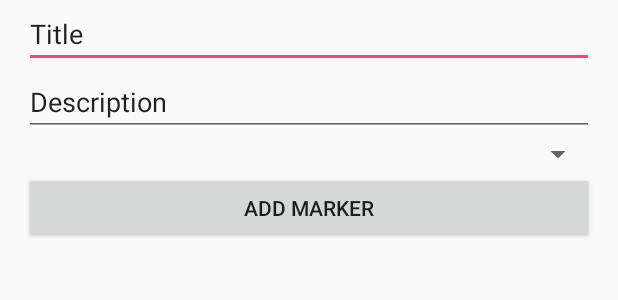
After one commit to lucassklp/EasyStreets, an Android app: the layout dialog_marker.xml on its own in the app's theme, with its tools: preview values and no code run, on a phone screen of 412 x 824 dp. The commit adds this screen. Shown: the top 300 px of the screen. Run offline under Robolectric (Android 15) with nearby library versions, the phone set to English and light mode, and no system bars.

Commit message:
Marker dialog when adding new Marker()
Signed-off-by: Lucas Simas <simas.lucas@hotmail.com>

```diff
--- a/Mobile/EasyStreets/app/src/main/java/unicap/es/easystreets/rest/RestRequest.java
+++ b/Mobile/EasyStreets/app/src/main/java/unicap/es/easystreets/rest/RestRequest.java
@@ -29,7 +29,7 @@ public class RestRequest<TParam, TResult> {
 
 
     //public final static String BASE_URL = "http://lucassklp.a2hosted.com/api/";
-    public final static String BASE_URL = "http://192.168.1.3:5000/api/";
+    public final static String BASE_URL = "http://192.168.1.2:5000/api/";
 
     private Class<TParam> typeParam;
     private Type typeResult;
--- /dev/null
+++ b/Mobile/EasyStreets/app/src/main/res/layout/dialog_marker.xml
@@ -0,0 +1,34 @@
+<?xml version="1.0" encoding="utf-8"?>
+<LinearLayout xmlns:android="http://schemas.android.com/apk/res/android"
+    android:layout_width="match_parent"
+    android:layout_height="match_parent"
+    android:paddingLeft="16dp"
+    android:paddingRight="16dp"
+    android:orientation="vertical" >
+
+
+    <EditText
+        android:id="@+id/txtTitle"
+        android:layout_width="match_parent"
+        android:layout_height="wrap_content"
+        android:text="Title" />
+
+    <EditText
+        android:id="@+id/txtDescription"
+        android:layout_width="match_parent"
+        android:layout_height="wrap_content"
+        android:ems="10"
+        android:text="Description" />
+
+
+    <Spinner
+        android:id="@+id/spinner"
+        android:layout_width="match_parent"
+        android:layout_height="wrap_content" />
+
+    <Button
+        android:id="@+id/btnAddMarker"
+        android:layout_width="match_parent"
+        android:layout_height="wrap_content"
+        android:text="Add Marker" />
+</LinearLayout>
```
Also changed, not shown: Mobile/EasyStreets/app/src/main/java/unicap/es/easystreets/MapsActivity.java (+31 -6 lines).
